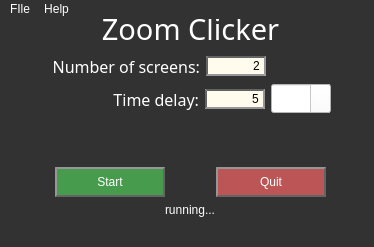
Qt form python_code/zoomclicker.ui (jabezmcc/ZoomClicker) before a commit.
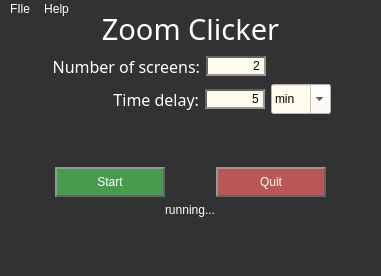
The same form after that commit.

Diff of the .ui file:
```diff
--- a/python_code/zoomclicker.ui
+++ b/python_code/zoomclicker.ui
@@ -6,8 +6,8 @@
    <rect>
     <x>0</x>
     <y>0</y>
-    <width>374</width>
-    <height>247</height>
+    <width>381</width>
+    <height>276</height>
    </rect>
   </property>
   <property name="windowTitle">
@@ -204,24 +204,46 @@
            <property name="sizePolicy">
             <sizepolicy hsizetype="Fixed" vsizetype="Fixed">
              <horstretch>0</horstretch>
-             <verstretch>0</verstretch>
+             <verstretch>2</verstretch>
             </sizepolicy>
            </property>
+           <property name="minimumSize">
+            <size>
+             <width>0</width>
+             <height>30</height>
+            </size>
+           </property>
            <property name="maximumSize">
             <size>
              <width>60</width>
-             <height>16777215</height>
+             <height>30</height>
+            </size>
+           </property>
+           <property name="sizeIncrement">
+            <size>
+             <width>0</width>
+             <height>0</height>
+            </size>
+           </property>
+           <property name="baseSize">
+            <size>
+             <width>0</width>
+             <height>0</height>
             </size>
            </property>
            <property name="font">
             <font>
-             <family>Calibri</family>
+             <family>Trebuchet MS</family>
              <pointsize>12</pointsize>
+             <weight>50</weight>
+             <italic>false</italic>
+             <bold>false</bold>
             </font>
            </property>
            <property name="styleSheet">
-            <string notr="true">background-color: rgb(255, 255, 255);
-
+            <string notr="true">background-color: rgb(255, 252, 238);
+color: rgb(0,0,0);
+font: 12pt &quot;Trebuchet MS&quot;;
 
 </string>
            </property>
@@ -354,8 +376,8 @@
     <rect>
      <x>0</x>
      <y>0</y>
-     <width>374</width>
-     <height>28</height>
+     <width>381</width>
+     <height>27</height>
     </rect>
    </property>
    <widget class="QMenu" name="menuFIle">
```
